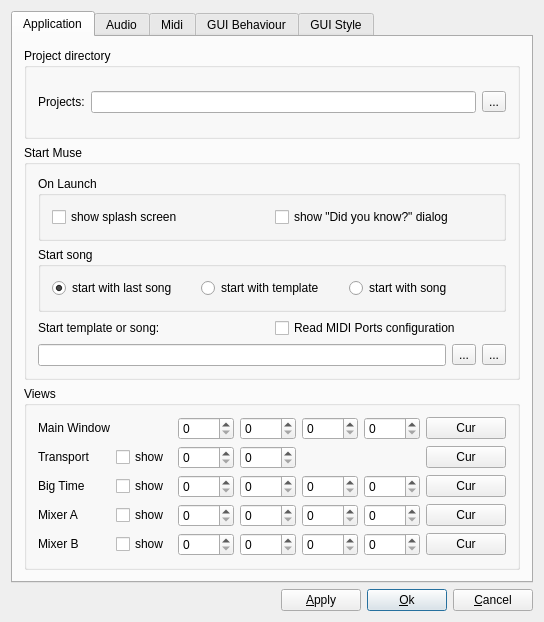
This is muse2/muse/widgets/gensetbase.ui in emrum/muse as Qt 5 draws it before an edit. The edited form follows.
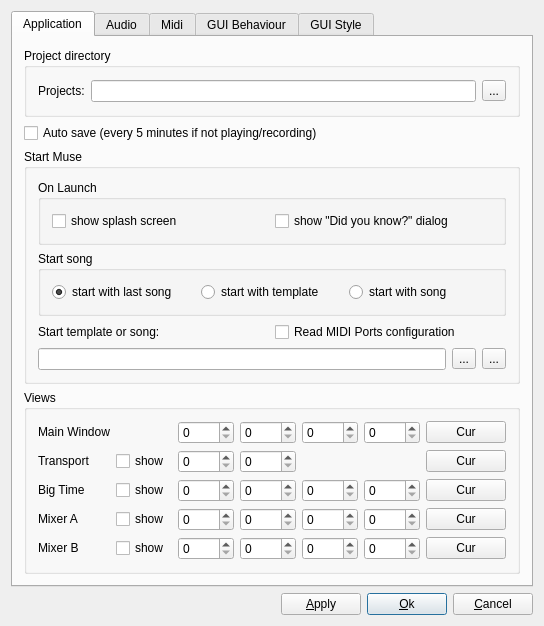
This is the edited form.

The edit to the form file:
```diff
--- a/muse2/muse/widgets/gensetbase.ui
+++ b/muse2/muse/widgets/gensetbase.ui
@@ -30,39 +30,133 @@
        <string>Application</string>
       </attribute>
       <layout class="QGridLayout">
-       <item row="0" column="0">
-        <widget class="QGroupBox" name="projDirGroupBox">
+       <item row="2" column="0">
+        <widget class="QGroupBox" name="groupBox3">
          <property name="title">
-          <string>Project directory</string>
+          <string>Start Muse</string>
          </property>
-         <layout class="QHBoxLayout" name="qhboxProjDir">
-          <property name="spacing">
-           <number>6</number>
-          </property>
-          <item>
-           <widget class="QLabel" name="textLabel_ProjDir">
-            <property name="text">
-             <string>Projects:</string>
-            </property>
-            <property name="wordWrap">
-             <bool>false</bool>
-            </property>
-           </widget>
-          </item>
-          <item>
-           <widget class="QLineEdit" name="projDirEntry"/>
-          </item>
-          <item>
-           <widget class="QToolButton" name="projDirOpenToolButton">
-            <property name="text">
-             <string>...</string>
-            </property>
-           </widget>
+         <layout class="QGridLayout">
+          <item row="0" column="0">
+           <layout class="QGridLayout" name="gridLayout11">
+            <item row="3" column="0" colspan="2">
+             <layout class="QHBoxLayout" name="qhboxStartSong">
+              <item>
+               <widget class="QLineEdit" name="startSongEntry"/>
+              </item>
+              <item>
+               <widget class="QToolButton" name="startSongFileOpenToolButton">
+                <property name="toolTip">
+                 <string>Choose start song or template</string>
+                </property>
+                <property name="text">
+                 <string>...</string>
+                </property>
+               </widget>
+              </item>
+              <item>
+               <widget class="QToolButton" name="startSongResetToolButton">
+                <property name="toolTip">
+                 <string>Reset to default</string>
+                </property>
+                <property name="text">
+                 <string>...</string>
+                </property>
+               </widget>
+              </item>
+             </layout>
+            </item>
+            <item row="1" column="0" colspan="2">
+             <widget class="QGroupBox" name="startSongBox">
+              <property name="title">
+               <string>Start song</string>
+              </property>
+              <layout class="QHBoxLayout" name="hLayout_1">
+               <item>
+                <widget class="QRadioButton" name="startLastButton">
+                 <property name="text">
+                  <string>start with last song</string>
+                 </property>
+                 <property name="checked">
+                  <bool>true</bool>
+                 </property>
+                </widget>
+               </item>
+               <item>
+                <widget class="QRadioButton" name="startEmptyButton">
+                 <property name="sizePolicy">
+                  <sizepolicy hsizetype="Minimum" vsizetype="Fixed">
+                   <horstretch>0</horstretch>
+                   <verstretch>0</verstretch>
+                  </sizepolicy>
+                 </property>
+                 <property name="text">
+                  <string>start with template</string>
+                 </property>
+                 <property name="checked">
+                  <bool>false</bool>
+                 </property>
+                </widget>
+               </item>
+               <item>
+                <widget class="QRadioButton" name="startSongButton">
+                 <property name="text">
+                  <string>start with song</string>
+                 </property>
+                </widget>
+               </item>
+              </layout>
+             </widget>
+            </item>
+            <item row="0" column="0" colspan="2">
+             <widget class="QGroupBox" name="startUpBox">
+              <property name="title">
+               <string>On Launch</string>
+              </property>
+              <layout class="QHBoxLayout" name="hLayout_2">
+               <item>
+                <widget class="QCheckBox" name="showSplash">
+                 <property name="text">
+                  <string>show splash screen</string>
+                 </property>
+                </widget>
+               </item>
+               <item>
+                <widget class="QCheckBox" name="showDidYouKnow">
+                 <property name="text">
+                  <string>show &quot;Did you know?&quot; dialog</string>
+                 </property>
+                </widget>
+               </item>
+              </layout>
+             </widget>
+            </item>
+            <item row="2" column="0">
+             <widget class="QLabel" name="textLabel1_2">
+              <property name="text">
+               <string>Start template or song:</string>
+              </property>
+              <property name="wordWrap">
+               <bool>false</bool>
+              </property>
+             </widget>
+            </item>
+            <item row="2" column="1">
+             <widget class="QCheckBox" name="readMidiConfigFromSongCheckBox">
+              <property name="toolTip">
+               <string>Read MIDI Ports configuration from file, 
+ or else automatically configure</string>
+              </property>
+              <property name="text">
+               <string>Read MIDI Ports configuration</string>
+              </property>
+             </widget>
+            </item>
+           </layout>
           </item>
          </layout>
         </widget>
        </item>
-       <item row="2" column="0">
+       <item row="3" column="0">
         <widget class="QGroupBox" name="groupBox4">
          <property name="sizePolicy">
           <sizepolicy hsizetype="Preferred" vsizetype="Preferred">
@@ -445,132 +539,45 @@
          </layout>
         </widget>
        </item>
-       <item row="1" column="0">
-        <widget class="QGroupBox" name="groupBox3">
+       <item row="0" column="0">
+        <widget class="QGroupBox" name="projDirGroupBox">
          <property name="title">
-          <string>Start Muse</string>
+          <string>Project directory</string>
          </property>
-         <layout class="QGridLayout">
-          <item row="0" column="0">
-           <layout class="QGridLayout" name="gridLayout11">
-            <item row="3" column="0" colspan="2">
-             <layout class="QHBoxLayout" name="qhboxStartSong">
-              <item>
-               <widget class="QLineEdit" name="startSongEntry"/>
-              </item>
-              <item>
-               <widget class="QToolButton" name="startSongFileOpenToolButton">
-                <property name="toolTip">
-                 <string>Choose start song or template</string>
-                </property>
-                <property name="text">
-                 <string>...</string>
-                </property>
-               </widget>
-              </item>
-              <item>
-               <widget class="QToolButton" name="startSongResetToolButton">
-                <property name="toolTip">
-                 <string>Reset to default</string>
-                </property>
-                <property name="text">
-                 <string>...</string>
-                </property>
-               </widget>
-              </item>
-             </layout>
-            </item>
-            <item row="1" column="0" colspan="2">
-             <widget class="QGroupBox" name="startSongBox">
-              <property name="title">
-               <string>Start song</string>
-              </property>
-              <layout class="QHBoxLayout" name="hLayout_1">
-               <item>
-                <widget class="QRadioButton" name="startLastButton">
-                 <property name="text">
-                  <string>start with last song</string>
-                 </property>
-                 <property name="checked">
-                  <bool>true</bool>
-                 </property>
-                </widget>
-               </item>
-               <item>
-                <widget class="QRadioButton" name="startEmptyButton">
-                 <property name="sizePolicy">
-                  <sizepolicy hsizetype="Minimum" vsizetype="Fixed">
-                   <horstretch>0</horstretch>
-                   <verstretch>0</verstretch>
-                  </sizepolicy>
-                 </property>
-                 <property name="text">
-                  <string>start with template</string>
-                 </property>
-                 <property name="checked">
-                  <bool>false</bool>
-                 </property>
-                </widget>
-               </item>
-               <item>
-                <widget class="QRadioButton" name="startSongButton">
-                 <property name="text">
-                  <string>start with song</string>
-                 </property>
-                </widget>
-               </item>
-              </layout>
-             </widget>
-            </item>
-            <item row="0" column="0" colspan="2">
-             <widget class="QGroupBox" name="startUpBox">
-              <property name="title">
-               <string>On Launch</string>
-              </property>
-              <layout class="QHBoxLayout" name="hLayout_2">
-               <item>
-                <widget class="QCheckBox" name="showSplash">
-                 <property name="text">
-                  <string>show splash screen</string>
-                 </property>
-                </widget>
-               </item>
-               <item>
-                <widget class="QCheckBox" name="showDidYouKnow">
-                 <property name="text">
-                  <string>show &quot;Did you know?&quot; dialog</string>
-                 </property>
-                </widget>
-               </item>
-              </layout>
-             </widget>
-            </item>
-            <item row="2" column="0">
-             <widget class="QLabel" name="textLabel1_2">
-              <property name="text">
-               <string>Start template or song:</string>
-              </property>
-              <property name="wordWrap">
-               <bool>false</bool>
-              </property>
-             </widget>
-            </item>
-            <item row="2" column="1">
-             <widget class="QCheckBox" name="readMidiConfigFromSongCheckBox">
-              <property name="toolTip">
-               <string>Read MIDI Ports configuration from file, 
- or else automatically configure</string>
-              </property>
-              <property name="text">
-               <string>Read MIDI Ports configuration</string>
-              </property>
-             </widget>
-            </item>
-           </layout>
+         <layout class="QHBoxLayout" name="qhboxProjDir">
+          <property name="spacing">
+           <number>6</number>
+          </property>
+          <item>
+           <widget class="QLabel" name="textLabel_ProjDir">
+            <property name="text">
+             <string>Projects:</string>
+            </property>
+            <property name="wordWrap">
+             <bool>false</bool>
+            </property>
+           </widget>
+          </item>
+          <item>
+           <widget class="QLineEdit" name="projDirEntry"/>
+          </item>
+          <item>
+           <widget class="QToolButton" name="projDirOpenToolButton">
+            <property name="text">
+             <string>...</string>
+            </property>
+           </widget>
           </item>
          </layout>
         </widget>
        </item>
+       <item row="1" column="0">
+        <widget class="QCheckBox" name="autoSaveCheckBox">
+         <property name="text">
+          <string>Auto save (every 5 minutes if not playing/recording)</string>
+         </property>
+        </widget>
+       </item>
       </layout>
      </widget>
      <widget class="QWidget" name="tab">
```
Left out of the diff: 4 changed lines with no effect on the pictures.
